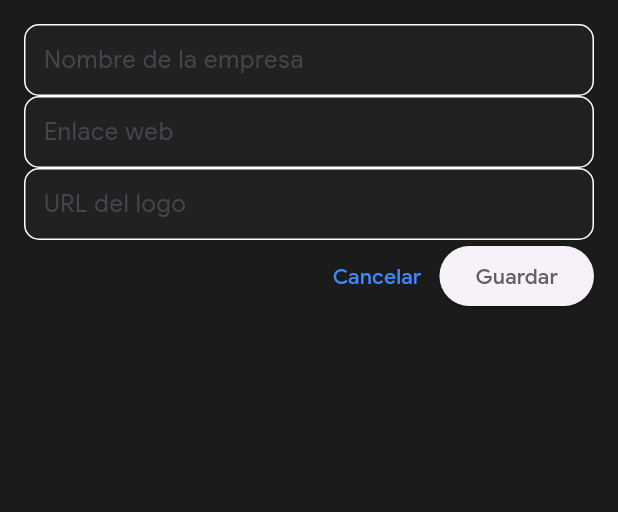
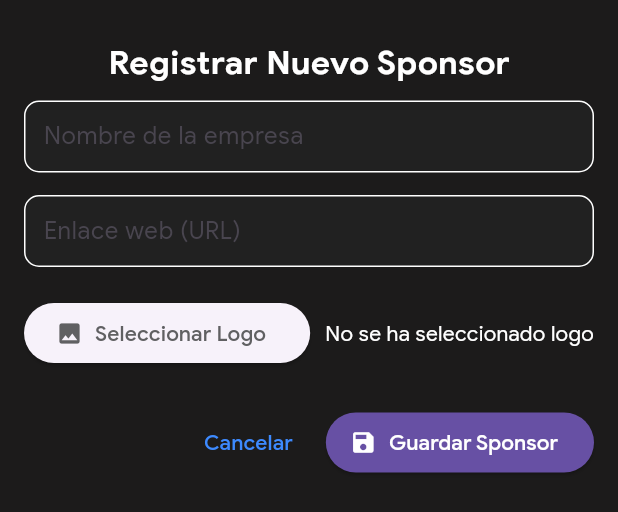
Before and after one commit to armandohackcode/app-events, a Flutter app: the AddSponsorForm widget shown alone on an empty page, opened directly, on a phone screen of 412 x 824 dp. Shown: the top 512 px of the screen. Run offline on Flutter 3.47's test engine with Material 3 defaults, Android fonts, the phone set to English and light mode, and no system bars; our stand-ins replace animate_do, cloud_firestore, firebase_auth, firebase_core, firebase_storage, flutter_svg and 10 more; missing offline and left inert: any_link_preview, mobile_scanner, qr_code_scanner_plus; accounts and stored records are empty; generated files the repository leaves out were written again; network calls fail.

Commit message:
Guarda logo en firebase Storage

```diff
--- a/lib/config/di/service_locator.dart
+++ b/lib/config/di/service_locator.dart
@@ -20,6 +20,7 @@ import 'package:cloud_firestore/cloud_firestore.dart';
 import 'package:firebase_auth/firebase_auth.dart';
 import 'package:get_it/get_it.dart';
 import 'package:google_sign_in/google_sign_in.dart';
+import 'package:firebase_storage/firebase_storage.dart';
 
 final sl = GetIt.instance;
 
@@ -27,6 +28,7 @@ void setupServiceLocator() {
   sl.registerLazySingleton<FirebaseFirestore>(() => FirebaseFirestore.instance);
   sl.registerLazySingleton<FirebaseAuth>(() => FirebaseAuth.instance);
   sl.registerLazySingleton<GoogleSignIn>(() => GoogleSignIn.instance);
+  sl.registerLazySingleton<FirebaseStorage>(() => FirebaseStorage.instance);
 
   sl.registerLazySingleton<ScheduleDatasource>(
     () => FirebaseScheduleDatasource(sl()),
@@ -37,7 +39,7 @@ void setupServiceLocator() {
   sl.registerLazySingleton<UserDatasource>(() => FirebaseUserDatasource(sl()));
 
   sl.registerLazySingleton<OtherDatasource>(
-    () => FirebaseOtherDatasource(sl()),
+    () => FirebaseOtherDatasource(sl(), sl()),
   );
 
   sl.registerLazySingleton<ScheduleRepository>(
--- a/lib/data/repositories/other_repository_impl.dart
+++ b/lib/data/repositories/other_repository_impl.dart
@@ -25,7 +25,8 @@ class OtherRepositoryImpl implements OtherRepository {
   }
 
   @override
-  Future<void> addSponsor(Sponsor sponsor) {
-    return _db.addSponsor(sponsor);
+  Future<void> addSponsor(Sponsor sponsor, String? sponsorImagePath) {
+    final sponsorMap = sponsor.toJson();
+    return _db.addSponsor(sponsorMap, sponsorImagePath);
   }
 }
--- a/lib/domain/datasources/other_datasource.dart
+++ b/lib/domain/datasources/other_datasource.dart
@@ -13,5 +13,5 @@ abstract class OtherDatasource {
   Stream<List<UserCompetitor>> getRanking();
 
   /// Adds a sponsor to the list
-  Future<void> addSponsor(Sponsor sponsor);
+  Future<void> addSponsor(Map<String, dynamic> sponsorData, String? sponsorImagePath);
 }
--- a/lib/domain/repositories/other_repository.dart
+++ b/lib/domain/repositories/other_repository.dart
@@ -13,5 +13,5 @@ abstract class OtherRepository {
   Stream<List<UserCompetitor>> getRanking();
 
   /// Adds a sponsor to the list
-  Future<void> addSponsor(Sponsor sponsor);
+  Future<void> addSponsor(Sponsor sponsor, String? sponsorImagePath);
 }
--- a/lib/ui/providers/other_provider.dart
+++ b/lib/ui/providers/other_provider.dart
@@ -6,6 +6,8 @@ import 'package:flutter/foundation.dart';
 
 class OtherProvider with ChangeNotifier {
   final OtherRepository _otherRepository;
+  bool isLoading = false;
+  bool get loading => isLoading;
 
   OtherProvider(this._otherRepository);
 
@@ -43,8 +45,17 @@ class OtherProvider with ChangeNotifier {
     return _otherRepository.getRanking();
   }
 
-  Future<void> addSponsor(Sponsor sponsor) async {
-    await _otherRepository.addSponsor(sponsor);
-    await getSponsors();
+  Future<void> addSponsor(Sponsor sponsor, String? sponsorImagePath) async {
+    isLoading = true;
+    notifyListeners();
+
+    try {
+      await _otherRepository.addSponsor(sponsor, sponsorImagePath);
+    } catch (e) {
+      rethrow;
+    } finally {
+      isLoading = false;
+      notifyListeners();
+    }
   }
 }
--- a/lib/ui/widgets/home/sponsors_content.dart
+++ b/lib/ui/widgets/home/sponsors_content.dart
@@ -3,7 +3,6 @@ import 'package:app_events/config/theme/app_assets_path.dart';
 import 'package:app_events/config/theme/app_styles.dart';
 import 'package:app_events/ui/providers/other_provider.dart';
 import 'package:app_events/ui/widgets/utils/utils_app.dart';
-import 'package:firebase_auth/firebase_auth.dart';
 import 'package:flutter/material.dart';
 import 'package:provider/provider.dart';
 import 'package:app_events/ui/providers/user_provider.dart';
--- a/lib/ui/widgets/utils/modal_sponsor_form.dart
+++ b/lib/ui/widgets/utils/modal_sponsor_form.dart
@@ -3,9 +3,7 @@ import 'package:app_events/domain/models/sponsor.dart';
 import 'package:flutter/material.dart';
 import 'package:provider/provider.dart';
 import 'package:app_events/ui/providers/other_provider.dart';
-import 'package:app_events/config/theme/app_strings.dart';
-import 'package:app_events/config/theme/app_styles.dart';
-
+import 'package:image_picker/image_picker.dart';
 
 
 class AddSponsorForm extends StatefulWidget {
@@ -19,96 +17,206 @@ class _AddSponsorFormState extends State<AddSponsorForm> {
   final _formKey = GlobalKey<FormState>();
   final TextEditingController _nameController = TextEditingController();
   final TextEditingController _linkController = TextEditingController();
-  final TextEditingController _logoUrlController = TextEditingController();
-  bool _isLoading = false;
+  String? _sponsorImagePath;
+  final ImagePicker _picker = ImagePicker();
+
+  Future<void> _pickImage() async {
+    final XFile? pickedFile = await _picker.pickImage(
+      source: ImageSource.gallery,
+    );
+    if (pickedFile != null) {
+      setState(() {
+        _sponsorImagePath = pickedFile.path;
+      });
+    }
+  }
 
   Future<void> _submit() async {
+    if (context.read<OtherProvider>().isLoading) return;
+
     if (_formKey.currentState!.validate()) {
-      setState(() {
-        _isLoading = true;
-      });
-
       final newSponsor = Sponsor(
         name: _nameController.text,
         link: _linkController.text,
-        photoUrl: _logoUrlController.text,
+        photoUrl: '', // This will be set after uploading the image
       );
 
       try {
-        final otherProvider =
-            Provider.of<OtherProvider>(context, listen: false);
-        await otherProvider.addSponsor(newSponsor);
+        final otherProvider = context.read<OtherProvider>();
+        await otherProvider.addSponsor(newSponsor, _sponsorImagePath);
+
+        if (mounted) {
           Navigator.of(context).pop();
+          ScaffoldMessenger.of(context).showSnackBar(
+            const SnackBar(content: Text('Sponsor agregado exitosamente!')),
+          );
+        }
       } catch (e) {
+        if (mounted) {
           ScaffoldMessenger.of(context).showSnackBar(
-          SnackBar(content: Text('Error adding sponsor: $e')),
+            SnackBar(
+              content: Text('Error al agregar sponsor: ${e.toString()}'),
+            ),
           );
-      } finally {
-        setState(() {
-          _isLoading = false;
-        });
+        }
       }
     }
   }
 
   @override
+  void dispose() {
+    _nameController.dispose();
+    _linkController.dispose();
+    super.dispose();
+  }
+
+  @override
   Widget build(BuildContext context) {
+    final otherProvider = context.watch<OtherProvider>();
+    final bool isSaving = otherProvider.isLoading;
+
     return Padding(
-      padding: const EdgeInsets.all(16.0),
+      padding: EdgeInsets.only(
+        top: 16.0,
+        left: 16.0,
+        right: 16.0,
+        bottom: MediaQuery.of(context).viewInsets.bottom + 16.0,
+      ),
+      child: SingleChildScrollView(
         child: Form(
           key: _formKey,
           child: Column(
             mainAxisSize: MainAxisSize.min,
             children: [
+              // Título con estilo
+              const Padding(
+                padding: EdgeInsets.symmetric(vertical: 10.0),
+                child: Text(
+                  'Registrar Nuevo Sponsor',
+                  style: TextStyle(fontSize: 22, fontWeight: FontWeight.bold),
+                ),
+              ),
+
               TextFormField(
                 controller: _nameController,
-              decoration: const InputDecoration(labelText: 'Nombre de la empresa'),
+                decoration: const InputDecoration(
+                  labelText: 'Nombre de la empresa',
+                  border: OutlineInputBorder(),
+                ),
                 validator: (value) {
                   if (value?.isEmpty ?? true) return 'Campo requerido';
                   return null;
                 },
               ),
+              const SizedBox(height: 15),
+
               TextFormField(
                 controller: _linkController,
-              decoration: const InputDecoration(labelText: 'Enlace web'),
+                decoration: const InputDecoration(
+                  labelText: 'Enlace web (URL)',
+                  border: OutlineInputBorder(),
+                ),
                 validator: (value) {
                   if (value?.isEmpty ?? true) return 'Campo requerido';
-                if (!Uri.tryParse(value!)!.isAbsolute ?? true) {
+                  if (!(Uri.tryParse(value!)?.isAbsolute ?? false)) {
                     return 'URL inválida';
                   }
                   return null;
                 },
               ),
-            TextFormField(
-              controller: _logoUrlController,
-              decoration: const InputDecoration(labelText: 'URL del logo'),
-              validator: (value) {
-                if (value?.isEmpty ?? true) return 'Campo requerido';
-                if (!Uri.tryParse(value!)!.isAbsolute ?? true) {
-                  return 'URL inválida';
-                }
-                return null;
-              },
+              const SizedBox(height: 20),
+
+              // 💡 REEMPLAZO DEL CAMPO URL POR EL SELECTOR DE IMAGEN
+              Row(
+                children: [
+                  // 1. Botón para seleccionar imagen
+                  Expanded(
+                    child: ElevatedButton.icon(
+                      onPressed: isSaving ? null : _pickImage,
+                      icon: const Icon(Icons.image),
+                      label: const Text('Seleccionar Logo'),
                     ),
-            if (_isLoading)
-              const CircularProgressIndicator()
+                  ),
+                  const SizedBox(width: 10),
+
+                  // 2. Vista previa de la imagen seleccionada (UX)
+                  if (_sponsorImagePath != null)
+                    Stack(
+                      alignment: Alignment.topRight,
+                      children: [
+                        Container(
+                          width: 60,
+                          height: 60,
+                          decoration: BoxDecoration(
+                            border: Border.all(
+                              color: Theme.of(context).primaryColor,
+                              width: 2,
+                            ),
+                            borderRadius: BorderRadius.circular(8),
+                            image: DecorationImage(
+                              image: FileImage(
+                                File(_sponsorImagePath!),
+                              ), // Mostrar imagen local
+                              fit: BoxFit.cover,
+                            ),
+                          ),
+                        ),
+                        GestureDetector(
+                          onTap: () => setState(
+                            () => _sponsorImagePath = null,
+                          ), // Opción para quitar la imagen
+                          child: const Icon(
+                            Icons.close,
+                            color: Colors.red,
+                            size: 20,
+                          ),
+                        ),
+                      ],
+                    )
                   else
+                    // Placeholder si no hay imagen
+                    const Text('No se ha seleccionado logo'),
+                ],
+              ),
+              const SizedBox(height: 25),
+
+              // 💡 MEJORA UX: Botones deshabilitados y con indicador de carga
               Row(
                 mainAxisAlignment: MainAxisAlignment.end,
                 children: [
                   TextButton(
-                    onPressed: () => Navigator.pop(context),
+                    onPressed: isSaving ? null : () => Navigator.pop(context),
                     child: const Text('Cancelar'),
                   ),
-                  ElevatedButton(
-                    onPressed: _submit,
-                    child: const Text('Guardar'),
+                  const SizedBox(width: 10),
+                  ElevatedButton.icon(
+                    onPressed: isSaving
+                        ? null
+                        : _submit, // Deshabilitar si está guardando
+                    style: ElevatedButton.styleFrom(
+                      backgroundColor: Theme.of(
+                        context,
+                      ).primaryColor, // Usar color primario
+                      foregroundColor: Colors.white,
+                    ),
+                    icon: isSaving
+                        ? const SizedBox(
+                            height: 20,
+                            width: 20,
+                            child: CircularProgressIndicator(
+                              strokeWidth: 2,
+                              color: Colors.white,
+                            ),
+                          )
+                        : const Icon(Icons.save),
+                    label: Text(isSaving ? 'Guardando...' : 'Guardar Sponsor'),
                   ),
                 ],
               ),
             ],
           ),
         ),
+      ),
     );
   }
 }
--- a/pubspec.yaml
+++ b/pubspec.yaml
@@ -42,6 +42,7 @@ dependencies:
   shared_preferences: ^2.2.0
   firebase_core: ^4.2.0
   firebase_auth: ^6.1.1
+  firebase_storage: ^13.0.3
   google_sign_in: ^7.2.0
   sign_in_with_apple: ^7.0.1
   provider: ^6.0.5
@@ -53,6 +54,7 @@ dependencies:
   uuid: ^4.2.1
   # qr_code_scanner: ^1.0.1
   qr_code_scanner_plus: ^2.0.13
+  image_picker: ^1.2.0
   animated_text_kit: ^4.2.2
   flutter_launcher_icons: ^0.14.1
   permission_handler: ^12.0.1
```
Also changed, not shown: lib/data/datasources/firebase_other_datasource.dart (+23 -7 lines), pubspec.lock, 5 other files. Lines whose indentation alone changed are shown as unchanged.
